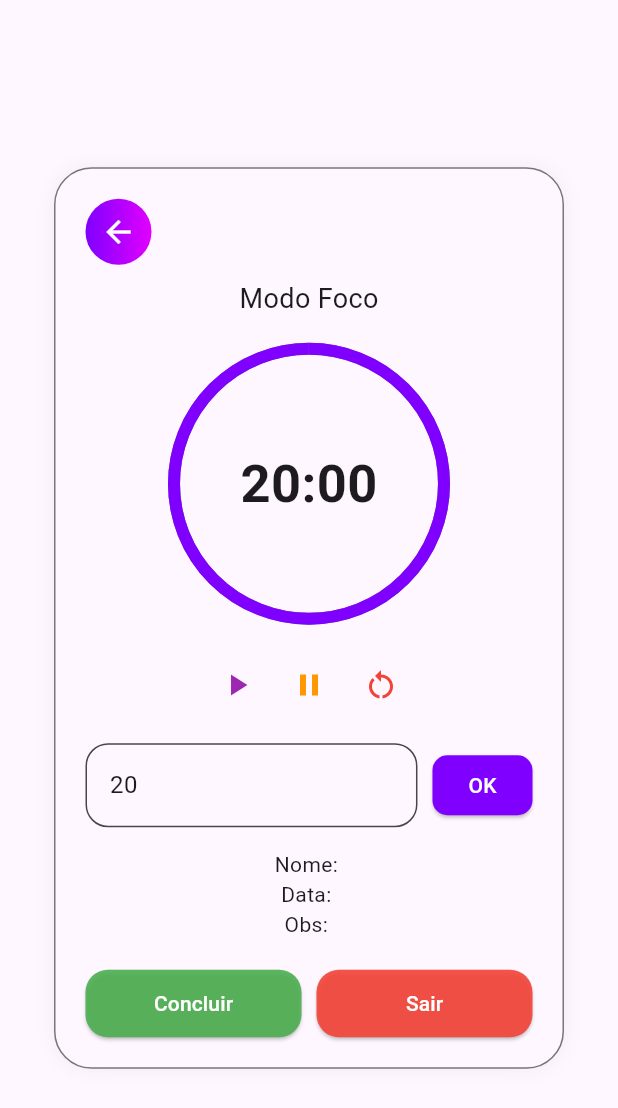
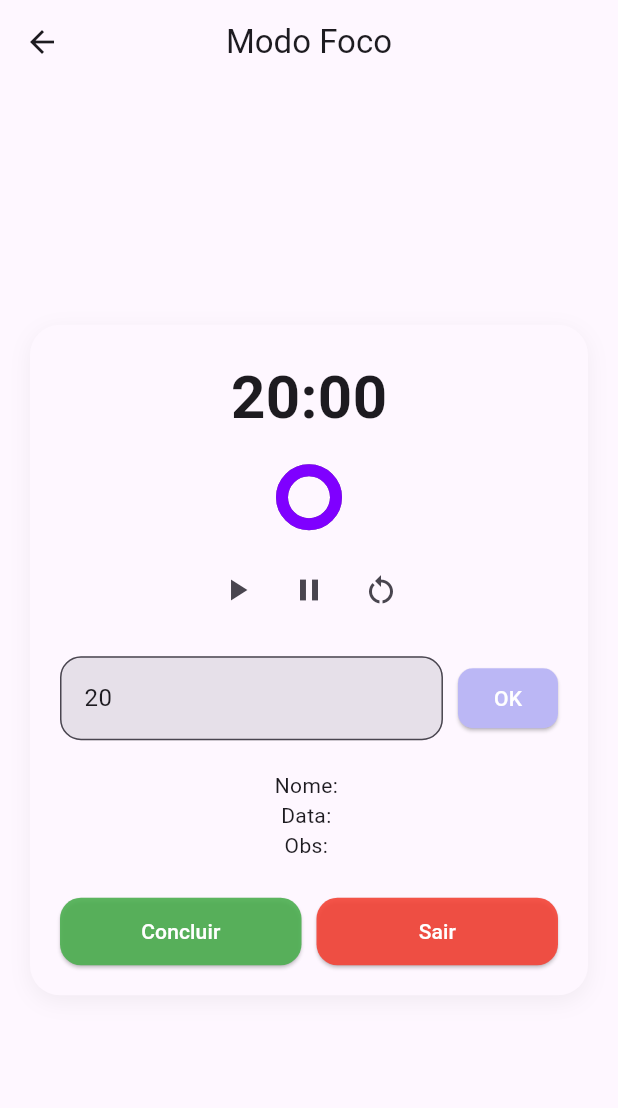
Before and after one commit to codebylari/taskmaster_app, a Flutter app: the ModoFocoPage screen opened directly with empty values, on a phone screen of 412 x 824 dp. Shown: the top 1108 px of the screen. Run offline on Flutter 3.47's test engine with Material 3 defaults, Android fonts, the phone set to English and light mode, and no system bars; our stand-ins replace shared_preferences; accounts and stored records are empty.

Commit message:
arrumeI edit3

```diff
--- a/lib/screens/modo_foco_page.dart
+++ b/lib/screens/modo_foco_page.dart
@@ -25,8 +25,8 @@ class _ModoFocoPageState extends State<ModoFocoPage> {
 
   void iniciar() {
     if (rodando) return;
+    setState(() => rodando = true);
 
-    rodando = true;
     timer = Timer.periodic(const Duration(seconds: 1), (timer) {
       if (tempoRestante > 0) {
         setState(() => tempoRestante--);
@@ -40,7 +40,7 @@ class _ModoFocoPageState extends State<ModoFocoPage> {
 
   void pausar() {
     timer?.cancel();
-    rodando = false;
+    setState(() => rodando = false);
   }
 
   void resetar() {
@@ -119,68 +119,61 @@ class _ModoFocoPageState extends State<ModoFocoPage> {
   Widget build(BuildContext context) {
     final tarefa = widget.tarefa;
     final theme = Theme.of(context);
+    final isDark = theme.brightness == Brightness.dark;
 
     return Scaffold(
       backgroundColor: theme.scaffoldBackgroundColor,
 
+      appBar: AppBar(
+        title: const Text("Modo Foco"),
+        centerTitle: true,
+        elevation: 0,
+        backgroundColor: Colors.transparent,
+      ),
+
       body: Center(
+        child: SingleChildScrollView(
+          padding: const EdgeInsets.all(20),
+
+          // 🔥 AQUI É O SEGREDO
+          child: ConstrainedBox(
+            constraints: const BoxConstraints(maxWidth: 500),
+
             child: Container(
-          width: 340,
               padding: const EdgeInsets.all(20),
               decoration: BoxDecoration(
                 color: theme.cardColor,
-            borderRadius: BorderRadius.circular(25),
+                borderRadius: BorderRadius.circular(20),
 
-            // 🔥 borda no dark + sombra leve
-            border: Border.all(color: theme.dividerColor),
-            boxShadow: [
+                border: isDark
+                    ? Border.all(color: Colors.white.withOpacity(0.08))
+                    : null,
+
+                boxShadow: isDark
+                    ? []
+                    : [
                         BoxShadow(
                           color: Colors.black.withOpacity(0.05),
-                blurRadius: 10,
+                          blurRadius: 12,
+                          offset: const Offset(0, 4),
                         ),
                       ],
               ),
+
               child: Column(
-            mainAxisSize: MainAxisSize.min,
                 children: [
-              // 🔙 VOLTAR
-              Align(
-                alignment: Alignment.topLeft,
-                child: GestureDetector(
-                  onTap: () => Navigator.pop(context),
-                  child: Container(
-                    padding: const EdgeInsets.all(10),
-                    decoration: const BoxDecoration(
-                      shape: BoxShape.circle,
-                      gradient: LinearGradient(
-                        colors: [Color(0xFF7F00FF), Color(0xFFE100FF)],
-                      ),
-                    ),
-                    child: const Icon(Icons.arrow_back, color: Colors.white),
-                  ),
-                ),
-              ),
-
-              const SizedBox(height: 10),
-
                   Text(
-                "Modo Foco",
+                    formatar(tempoRestante),
                     style: TextStyle(
-                  fontSize: 18,
-                  color: theme.textTheme.bodyMedium?.color,
+                      fontSize: 40,
+                      fontWeight: FontWeight.bold,
+                      color: theme.textTheme.bodyLarge?.color,
                     ),
                   ),
 
                   const SizedBox(height: 20),
 
-              // ⭕ CRONÔMETRO
-              Stack(
-                alignment: Alignment.center,
-                children: [
-                  SizedBox(
-                    width: 180,
-                    height: 180,
-                    child: CircularProgressIndicator(
+                  CircularProgressIndicator(
                     value: progresso,
                     strokeWidth: 8,
                     backgroundColor: theme.dividerColor,
@@ -188,57 +181,31 @@ class _ModoFocoPageState extends State<ModoFocoPage> {
                       Color(0xFF7F00FF),
                     ),
                   ),
-                  ),
-                  Text(
-                    formatar(tempoRestante),
-                    style: TextStyle(
-                      fontSize: 35,
-                      fontWeight: FontWeight.bold,
-                      color: theme.textTheme.bodyLarge?.color,
-                    ),
-                  ),
+
+                  const SizedBox(height: 20),
+
+                  Row(
+                    mainAxisAlignment: MainAxisAlignment.center,
+                    children: [
+                      IconButton(onPressed: iniciar, icon: const Icon(Icons.play_arrow)),
+                      IconButton(onPressed: pausar, icon: const Icon(Icons.pause)),
+                      IconButton(onPressed: resetar, icon: const Icon(Icons.restart_alt)),
                     ],
                   ),
 
                   const SizedBox(height: 20),
 
-              // ▶️ CONTROLES
-              Row(
-                mainAxisAlignment: MainAxisAlignment.center,
-                children: [
-                  IconButton(
-                    onPressed: iniciar,
-                    icon: const Icon(Icons.play_arrow, color: Colors.purple),
-                  ),
-                  IconButton(
-                    onPressed: pausar,
-                    icon: const Icon(Icons.pause, color: Colors.orange),
-                  ),
-                  IconButton(
-                    onPressed: resetar,
-                    icon: const Icon(Icons.restart_alt, color: Colors.red),
-                  ),
-                ],
-              ),
-
-              const SizedBox(height: 15),
-
-              // ⌨️ INPUT
                   Row(
                     children: [
                       Expanded(
                         child: TextField(
                           controller: controllerTempo,
                           keyboardType: TextInputType.number,
-                      style: TextStyle(color: theme.textTheme.bodyLarge?.color),
                           decoration: InputDecoration(
                             hintText: "Minutos",
-                        hintStyle: TextStyle(color: theme.hintColor),
                             filled: true,
-                        fillColor: theme.cardColor,
                             border: OutlineInputBorder(
-                          borderRadius: BorderRadius.circular(15),
-                          borderSide: BorderSide(color: theme.dividerColor),
+                              borderRadius: BorderRadius.circular(14),
                             ),
                           ),
                         ),
@@ -246,41 +213,31 @@ class _ModoFocoPageState extends State<ModoFocoPage> {
                       const SizedBox(width: 10),
                       ElevatedButton(
                         onPressed: definirTempoCustom,
-                    style: ElevatedButton.styleFrom(
-                      backgroundColor: const Color(0xFF7F00FF),
-                    ),
                         child: const Text("OK"),
                       )
                     ],
                   ),
 
-              const SizedBox(height: 15),
-
-              // 📋 INFO
-              Text("Nome: ${tarefa['nome'] ?? ''}",
-                  style: TextStyle(color: theme.textTheme.bodyMedium?.color)),
-              Text("Data: ${tarefa['data'] ?? ''}",
-                  style: TextStyle(color: theme.textTheme.bodyMedium?.color)),
-              Text("Obs: ${tarefa['observacao'] ?? ''}",
-                  style: TextStyle(color: theme.textTheme.bodyMedium?.color)),
-
                   const SizedBox(height: 20),
 
-              // 🔘 BOTÕES
+                  Text("Nome: ${tarefa['nome'] ?? ''}"),
+                  Text("Data: ${tarefa['data'] ?? ''}"),
+                  Text("Obs: ${tarefa['observacao'] ?? ''}"),
+
+                  const SizedBox(height: 25),
+
                   Row(
                     children: [
-                  Expanded(
-                    child: botao("Concluir", Colors.green, concluirTarefa),
-                  ),
+                      Expanded(child: botao("Concluir", Colors.green, concluirTarefa)),
                       const SizedBox(width: 10),
-                  Expanded(
-                    child: botao("Sair", Colors.red, () {
+                      Expanded(child: botao("Sair", Colors.red, () {
                         Navigator.pop(context);
-                    }),
+                      })),
+                    ],
                   ),
                 ],
               ),
-            ],
+            ),
           ),
         ),
       ),
@@ -295,7 +252,7 @@ class _ModoFocoPageState extends State<ModoFocoPage> {
         style: ElevatedButton.styleFrom(
           backgroundColor: cor.withOpacity(0.9),
           shape: RoundedRectangleBorder(
-            borderRadius: BorderRadius.circular(15),
+            borderRadius: BorderRadius.circular(14),
           ),
         ),
         child: Text(texto),
```
Also changed, not shown: lib/screens/nova_tarefa_page.dart (+24 -32 lines). Lines whose indentation alone changed are shown as unchanged.
